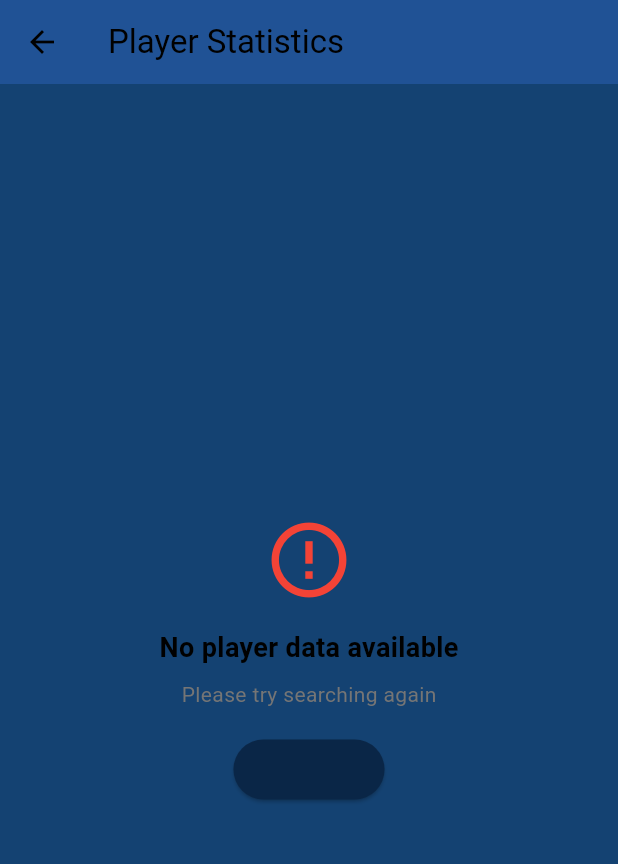
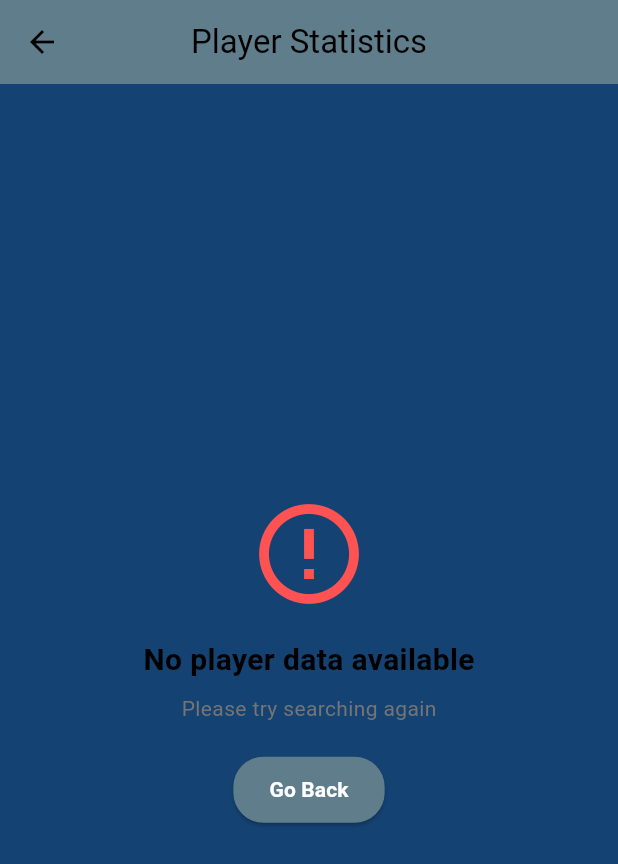
Before and after one commit to Abdelmalek-Osama/football-application, a Flutter app: the PlayerStatsScreen screen opened directly with empty values, on a phone screen of 412 x 824 dp. Shown: the top 864 px of the screen. Run offline on Flutter 3.47's test engine with Material 3 defaults, Android fonts, the phone set to English and light mode, and no system bars; our stand-ins replace cloud_firestore, diacritic, firebase_auth, firebase_core, google_sign_in; accounts and stored records are empty.

Commit message:
Update UI components for improved layout and styling in team stats screen & player stats screen

```diff
--- a/lib/Custom-widgets/custom_app_bar.dart
+++ b/lib/Custom-widgets/custom_app_bar.dart
@@ -18,7 +18,7 @@ class CustomAppBar extends StatelessWidget implements PreferredSizeWidget {
       title: CustomText(
         text: title,
         isBold: true,
-        fontSize: 30,
+        fontSize: 26,
         colours: primaryTextColor,
       ),
       centerTitle: true,
--- a/lib/Features/player/player_stats_screen.dart
+++ b/lib/Features/player/player_stats_screen.dart
@@ -14,6 +14,8 @@ class PlayerStatsScreen extends StatelessWidget {
       return Scaffold(
         appBar: AppBar(
           title: Text('Player Statistics'),
+          centerTitle: true,
+          backgroundColor: Colors.blueGrey,
         ),
         body: Center(
           child: Column(
@@ -21,14 +23,14 @@ class PlayerStatsScreen extends StatelessWidget {
             children: [
               Icon(
                 Icons.error_outline,
-                size: 60,
-                color: Colors.red,
+                size: 80,
+                color: Colors.redAccent,
               ),
               SizedBox(height: 16),
               Text(
                 'No player data available',
                 style: TextStyle(
-                  fontSize: 18,
+                  fontSize: 20,
                   fontWeight: FontWeight.bold,
                 ),
               ),
@@ -39,10 +41,23 @@ class PlayerStatsScreen extends StatelessWidget {
                   color: Colors.grey[600],
                 ),
               ),
-              SizedBox(height: 16),
+              SizedBox(height: 20),
               ElevatedButton(
+                style: ElevatedButton.styleFrom(
+                  padding: EdgeInsets.symmetric(vertical: 12, horizontal: 24),
+                  shape: RoundedRectangleBorder(
+                    borderRadius: BorderRadius.circular(20),
+                  ),
+                  backgroundColor: Colors.blueGrey,
+                ),
                 onPressed: () => Navigator.pop(context),
-                child: Text('Go Back'),
+                child: Text(
+                  'Go Back',
+                  style: TextStyle(
+                    color: Colors.white,
+                    fontWeight: FontWeight.bold,
+                  ),
+                ),
               ),
             ],
           ),
@@ -56,6 +71,8 @@ class PlayerStatsScreen extends StatelessWidget {
     return Scaffold(
       appBar: AppBar(
         title: Text('Player Statistics'),
+        centerTitle: true,
+        backgroundColor: Colors.blueGrey,
       ),
       body: SingleChildScrollView(
         child: Column(
@@ -64,11 +81,19 @@ class PlayerStatsScreen extends StatelessWidget {
             // Player Profile Header
             Container(
               padding: EdgeInsets.all(16),
+              decoration: BoxDecoration(
+                gradient: LinearGradient(
+                  colors: [Colors.blueGrey, Colors.teal],
+                  begin: Alignment.topLeft,
+                  end: Alignment.bottomRight,
+                ),
+              ),
               child: Row(
                 children: [
                   CircleAvatar(
                     radius: 40,
-
+                    backgroundImage: NetworkImage(player['photo']),
+                    backgroundColor: Colors.grey[300],
                   ),
                   SizedBox(width: 16),
                   Expanded(
@@ -80,18 +105,33 @@ class PlayerStatsScreen extends StatelessWidget {
                           style: TextStyle(
                             fontSize: 24,
                             fontWeight: FontWeight.bold,
+                            color: Colors.white,
                           ),
                         ),
-                        Text('Age: ${player['age']}'),
-                        Text('Nationality: ${player['nationality']}'),
-                        Text('Height: ${player['height']}'),
-                        Text('Weight: ${player['weight']}'),
+                        SizedBox(height: 4),
+                        Text(
+                          'Age: ${player['age']}',
+                          style: TextStyle(color: Colors.white70),
+                        ),
+                        Text(
+                          'Nationality: ${player['nationality']}',
+                          style: TextStyle(color: Colors.white70),
+                        ),
+                        Text(
+                          'Height: ${player['height']}',
+                          style: TextStyle(color: Colors.white70),
+                        ),
+                        Text(
+                          'Weight: ${player['weight']}',
+                          style: TextStyle(color: Colors.white70),
+                        ),
                       ],
                     ),
                   ),
                 ],
               ),
             ),
+            SizedBox(height: 16),
 
             // Statistics Tabs
             DefaultTabController(
@@ -99,6 +139,9 @@ class PlayerStatsScreen extends StatelessWidget {
               child: Column(
                 children: [
                   TabBar(
+                    labelColor: Colors.blueGrey,
+                    unselectedLabelColor: Colors.grey,
+                    indicatorColor: Colors.teal,
                     tabs: [
                       Tab(text: 'Current Season'),
                       Tab(text: 'Career Stats'),
@@ -110,7 +153,6 @@ class PlayerStatsScreen extends StatelessWidget {
                       children: [
                         // Current Season Stats
                         _buildSeasonStats(statistics[0]),
-
                         // Career Stats
                         _buildCareerStats(statistics),
                       ],
@@ -135,30 +177,17 @@ class PlayerStatsScreen extends StatelessWidget {
             StatItem('Team', stats['team']['name']),
             StatItem('League', stats['league']['name']),
             StatItem('Season', stats['league']['season'].toString()),
-              StatItem('position', stats['games']['position'].toString()),
+            StatItem('Position', stats['games']['position'].toString()),
           ]),
-
           _buildStatSection('Appearances', [
             StatItem('Games Played', stats['games']['appearences'].toString()),
             StatItem('Minutes Played', stats['games']['minutes'].toString()),
             StatItem('Lineups', stats['games']['lineups'].toString()),
-
           ]),
-
           _buildStatSection('Goals & Assists', [
             StatItem('Goals', stats['goals']['total'].toString()),
             StatItem('Assists', stats['goals']['assists'].toString()),
             StatItem('Penalties Scored', stats['penalty']['scored'].toString()),
-          ]),
-
-          _buildStatSection('Shots', [
-            StatItem('Total Shots', stats['shots']['total'].toString()),
-            StatItem('Shots on Target', stats['shots']['on'].toString()),
-          ]),
-
-          _buildStatSection('Passes', [
-            StatItem('Total Passes', stats['passes']['total'].toString()),
-            StatItem('Key Passes', stats['passes']['key'].toString()),
           ]),
         ],
       ),
@@ -186,8 +215,6 @@ class PlayerStatsScreen extends StatelessWidget {
             StatItem('Total Assists', totalAssists.toString()),
             StatItem('Total Appearances', totalAppearances.toString()),
           ]),
-
-          // Add more career statistics as needed
         ],
       ),
     );
@@ -196,6 +223,9 @@ class PlayerStatsScreen extends StatelessWidget {
   Widget _buildStatSection(String title, List<StatItem> items) {
     return Card(
       margin: EdgeInsets.only(bottom: 16),
+      shape: RoundedRectangleBorder(
+        borderRadius: BorderRadius.circular(12),
+      ),
       child: Padding(
         padding: EdgeInsets.all(16),
         child: Column(
@@ -206,6 +236,7 @@ class PlayerStatsScreen extends StatelessWidget {
               style: TextStyle(
                 fontSize: 18,
                 fontWeight: FontWeight.bold,
+                color: Colors.blueGrey,
               ),
             ),
             SizedBox(height: 8),
--- a/lib/Features/standings/standingview.dart
+++ b/lib/Features/standings/standingview.dart
@@ -49,7 +49,7 @@ class StandingviewScreen extends StatelessWidget {
                         ),
                         columnWidths: const {
                           0: FixedColumnWidth(50), // Position column
-                          1: FixedColumnWidth(400), // Team column
+                          1: FixedColumnWidth(200), // Team column
                           2: FixedColumnWidth(50), // MP
                           3: FixedColumnWidth(50), // W
                           4: FixedColumnWidth(50), // D
```
Also changed, not shown: lib/Features/team/team_stats_screen.dart (+55 -13 lines).
